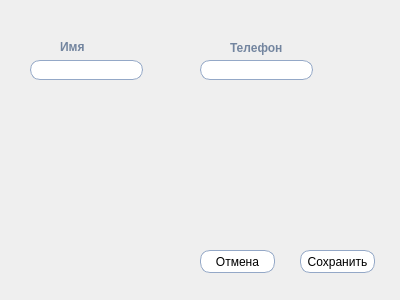
First picture: the form in App/addcontact.ui, repository truynder/TestApp, before the edit.
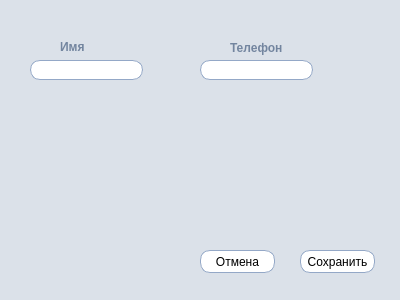
Second picture: the form after the edit.

The edit to the form file:
```diff
--- a/App/addcontact.ui
+++ b/App/addcontact.ui
@@ -13,6 +13,9 @@
   <property name="windowTitle">
    <string>Dialog</string>
   </property>
+  <property name="styleSheet">
+   <string notr="true">background: rgb(219, 225, 233);</string>
+  </property>
   <widget class="QLineEdit" name="nameLine">
    <property name="geometry">
     <rect>
```
